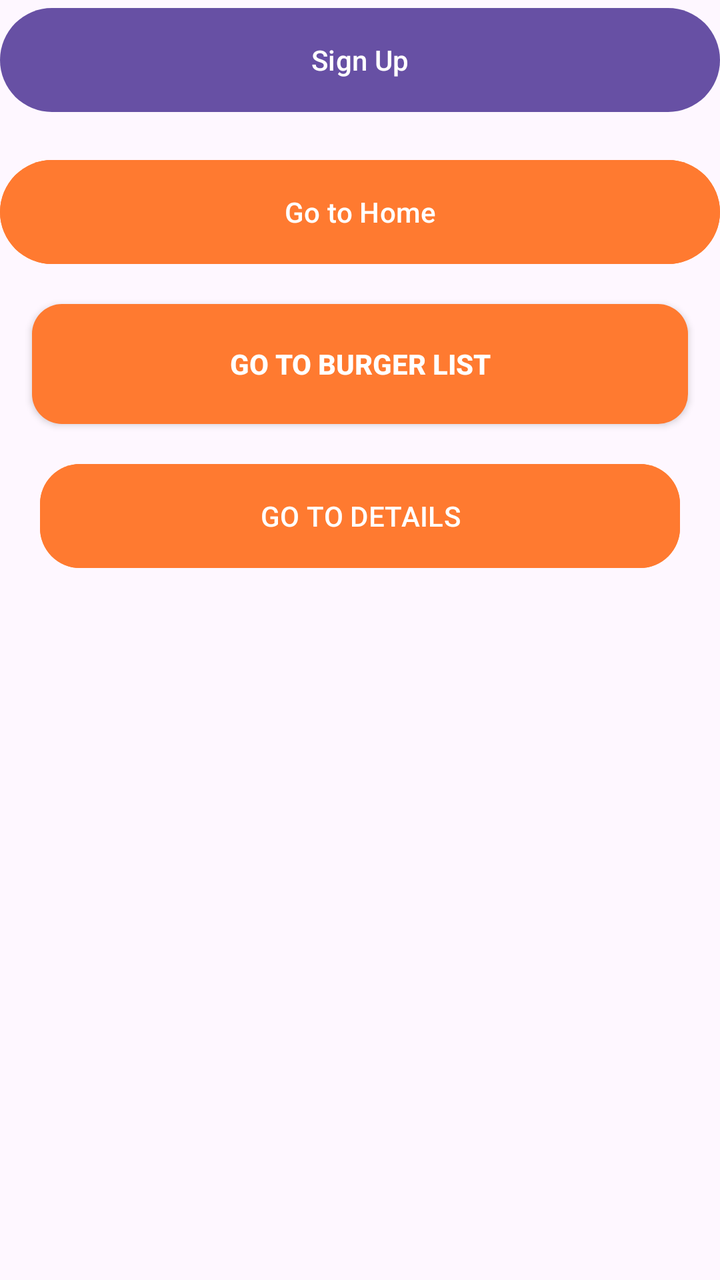
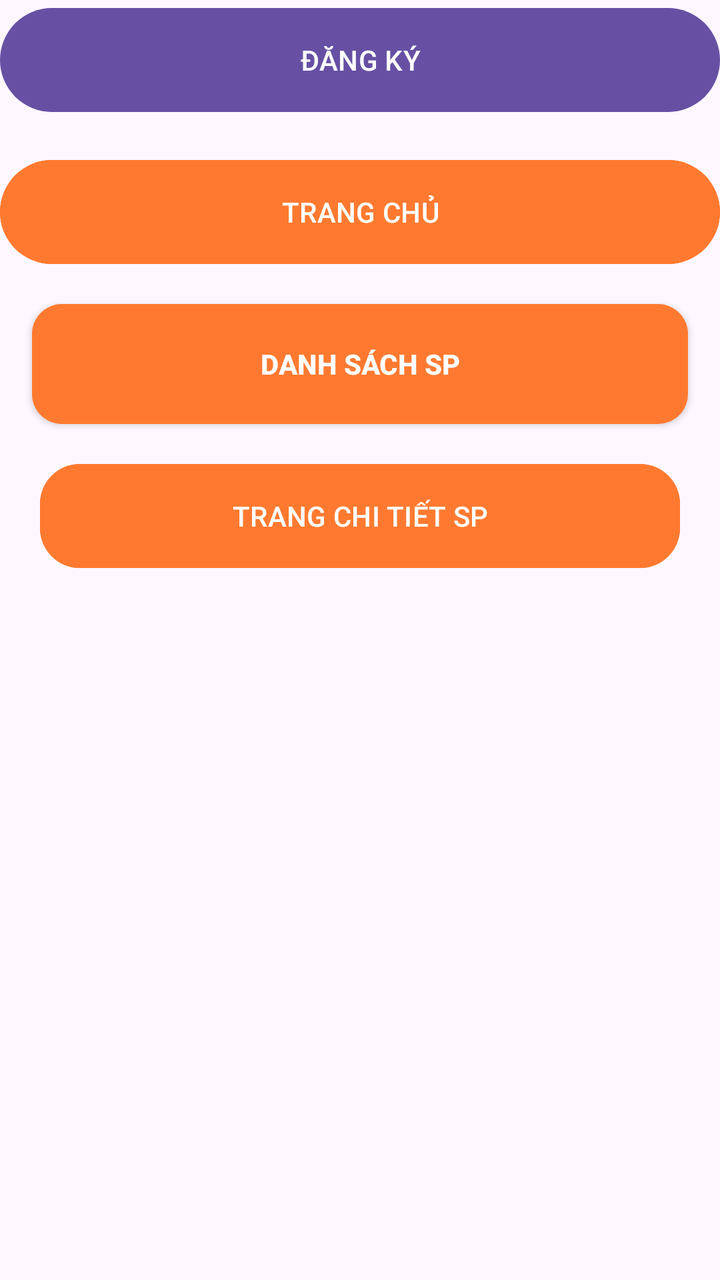

Two renders of the same Android screen: before a commit and after it. Below are the layout's source before the change and the commit's diff.
<!-- AndroidManifest.xml: application theme Theme.NHOM33 -->
<!-- res/layout/activity_main.xml -->
<?xml version="1.0" encoding="utf-8"?>
<androidx.constraintlayout.widget.ConstraintLayout xmlns:android="http://schemas.android.com/apk/res/android"
    xmlns:app="http://schemas.android.com/apk/res-auto"
    xmlns:tools="http://schemas.android.com/tools"
    android:id="@+id/main"
    android:layout_width="match_parent"
    android:layout_height="match_parent"
    tools:context=".MainActivity">


    <Button
        android:id="@+id/btnGoToSignUp"
        android:layout_width="match_parent"
        android:layout_height="60dp"
        android:text="Sign Up"
        app:layout_constraintTop_toTopOf="parent"
        app:layout_constraintStart_toStartOf="parent"
        app:layout_constraintEnd_toEndOf="parent" />

    <Button
        android:id="@+id/btnGoToHome"
        android:layout_width="match_parent"
        android:layout_height="60dp"
        android:layout_marginTop="16dp"
        android:text="Go to Home"
        android:backgroundTint="#FF7A30"
        app:layout_constraintTop_toBottomOf="@id/btnGoToSignUp"
        app:layout_constraintStart_toStartOf="parent"
        app:layout_constraintEnd_toEndOf="parent" />
    <Button
        android:id="@+id/btnGoToDetails"
        android:layout_width="match_parent"
        android:layout_height="60dp"
        android:layout_marginHorizontal="20dp"
        android:layout_marginTop="16dp"
        android:backgroundTint="#FF7A30"
        android:text="GO TO DETAILS"
        android:textColor="#FFFFFF"
        app:cornerRadius="20dp"
        app:layout_constraintTop_toBottomOf="@id/btnGoToBurgerList"
        app:layout_constraintStart_toStartOf="parent"
        app:layout_constraintEnd_toEndOf="parent" />
    
    <androidx.appcompat.widget.AppCompatButton
        android:id="@+id/btnGoToBurgerList"
        android:layout_width="match_parent"
        android:layout_height="60dp"
        android:layout_marginTop="16dp"
        android:layout_marginStart="16dp"
        android:layout_marginEnd="16dp"
        android:background="@drawable/bg_orange_button"
        android:text="Go to Burger List"
        android:textColor="#FFFFFF"
        android:textStyle="bold"
        app:layout_constraintTop_toBottomOf="@+id/btnGoToHome"
        app:layout_constraintStart_toStartOf="parent"
        app:layout_constraintEnd_toEndOf="parent" />



</androidx.constraintlayout.widget.ConstraintLayout>
<!-- resources referenced by this layout -->
<resources>
  <!-- drawable bg_orange_button (drawable) -->
  <shape xmlns:android="http://schemas.android.com/apk/res/android">
      <solid android:color="#FF7A30" /> 
      <corners android:radius="15dp" />
  </shape>
  <style name="Theme.NHOM33" parent="Base.Theme.NHOM33" />
  <style name="Base.Theme.NHOM33" parent="Theme.Material3.DayNight.NoActionBar">
          
          
      </style>
</resources>

<!-- the commit's change to res/layout/activity_main.xml (unified diff, before → after) -->
@@ -12,7 +12,7 @@
         android:id="@+id/btnGoToSignUp"
         android:layout_width="match_parent"
         android:layout_height="60dp"
-        android:text="Sign Up"
+        android:text="ĐĂNG KÝ"
         app:layout_constraintTop_toTopOf="parent"
         app:layout_constraintStart_toStartOf="parent"
         app:layout_constraintEnd_toEndOf="parent" />
@@ -22,7 +22,7 @@
         android:layout_width="match_parent"
         android:layout_height="60dp"
         android:layout_marginTop="16dp"
-        android:text="Go to Home"
+        android:text="TRANG CHỦ"
         android:backgroundTint="#FF7A30"
         app:layout_constraintTop_toBottomOf="@id/btnGoToSignUp"
         app:layout_constraintStart_toStartOf="parent"
@@ -34,7 +34,7 @@
         android:layout_marginHorizontal="20dp"
         android:layout_marginTop="16dp"
         android:backgroundTint="#FF7A30"
-        android:text="GO TO DETAILS"
+        android:text="TRANG CHI TIẾT SP"
         android:textColor="#FFFFFF"
         app:cornerRadius="20dp"
         app:layout_constraintTop_toBottomOf="@id/btnGoToBurgerList"
@@ -49,7 +49,7 @@
         android:layout_marginStart="16dp"
         android:layout_marginEnd="16dp"
         android:background="@drawable/bg_orange_button"
-        android:text="Go to Burger List"
+        android:text="DANH SÁCH SP"
         android:textColor="#FFFFFF"
         android:textStyle="bold"
         app:layout_constraintTop_toBottomOf="@+id/btnGoToHome"
